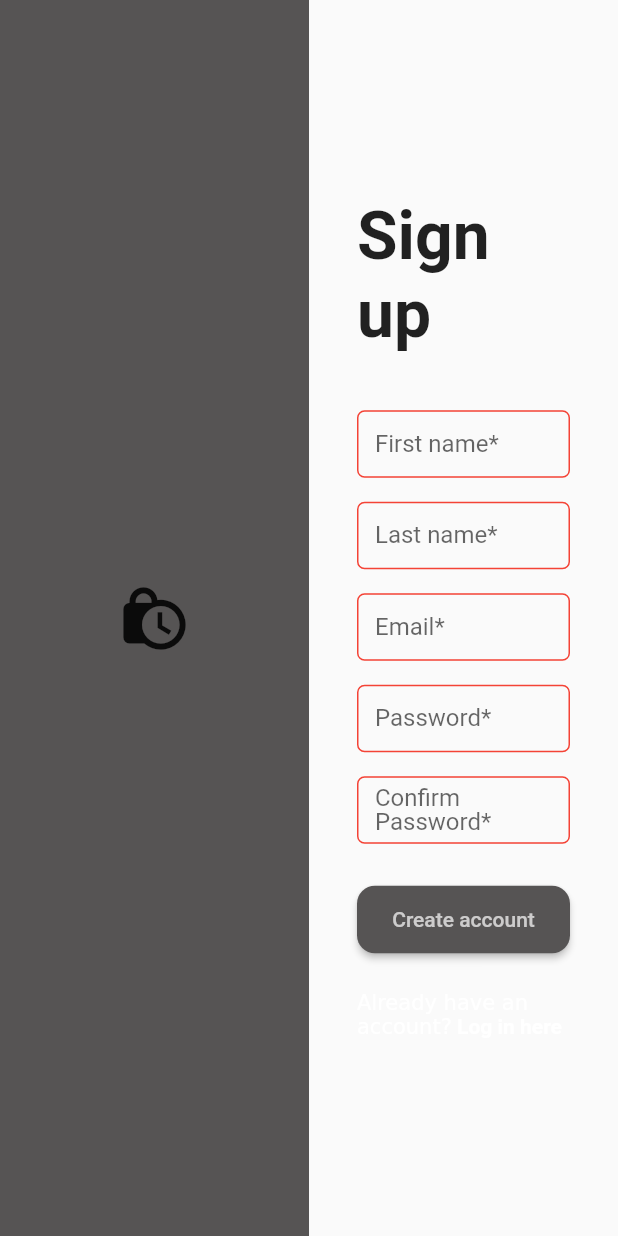
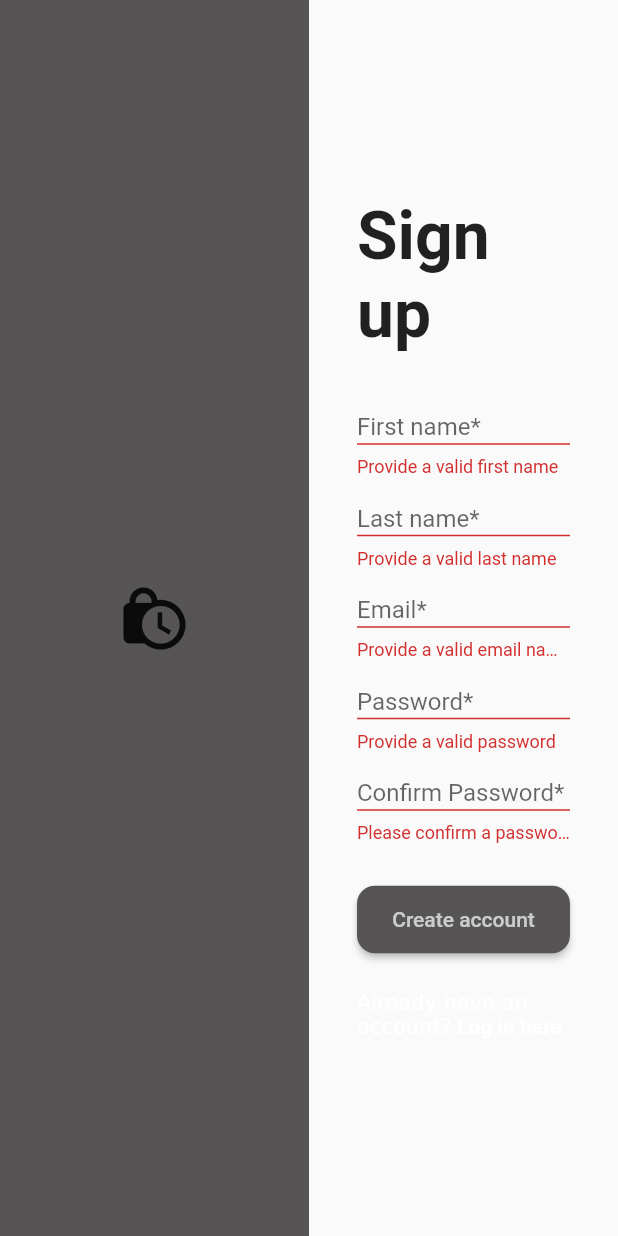
Before and after one commit to AndriiStehura/virtuallab, a Flutter app: the RegisterPage screen opened directly, after a tap on "Create account", on a phone screen of 412 x 824 dp. Run offline on Flutter 3.47's test engine with Material 2 defaults, Android fonts, the light colour scheme and no system bars; our stand-ins replace fluttertoast, get_it, rxdart; missing offline and left inert: dart:html; accounts and stored records are empty.

Commit message:
Auth, task theme and complexity selection

```diff
--- a/lib/main.dart
+++ b/lib/main.dart
@@ -28,7 +28,9 @@
         // is not restarted.
         primarySwatch: Colors.blue,
       ),
-      home: const LoginPage(),
+      home: LoginPage(
+        bloc: serviceLocator(),
+      ),
     );
   }
 }
--- a/lib/src/colors.dart
+++ b/lib/src/colors.dart
@@ -1,3 +1,5 @@
 import 'dart:ui';
 
 const Color headerColor = Color(0xFF565454);
+
+const Color backgroundTextColor = Color(0xFF565454);
--- a/lib/src/core/default_io_client.dart
+++ b/lib/src/core/default_io_client.dart
@@ -6,7 +6,6 @@ class DefaultIOClient {
   DefaultIOClient();
   Map<String, String> get defaultHeaders => {'Content-Type': 'application/json', 'Accept': 'application/json'};
 
-  @override
   Future<http.Response> get(
     final Uri url, {
     final Map<String, String>? headers,
@@ -16,7 +15,6 @@ class DefaultIOClient {
     return result;
   }
 
-  @override
   Future<http.Response> put(
     final Uri url, {
     final Map<String, String>? headers,
@@ -28,7 +26,6 @@ class DefaultIOClient {
     return result;
   }
 
-  @override
   Future<http.Response> delete(
     final Uri url, {
     final Map<String, String>? headers,
@@ -40,7 +37,6 @@ class DefaultIOClient {
     return result;
   }
 
-  @override
   Future<http.Response> post(
     final Uri url, {
     final Map<String, String>? headers,
--- a/lib/src/core/models/task/theme.dart
+++ b/lib/src/core/models/task/theme.dart
@@ -60,6 +60,8 @@ class ThemeMapper {
   List<Theme> fromJsonList(String source) {
     final data = json.decode(source);
 
-    return data.map((e) => Theme.fromMap(e)).toList();
+    final themes = data.map<Theme>((e) => Theme.fromMap(e as Map<String, dynamic>));
+
+    return themes.toList();
   }
 }
--- a/lib/src/core/services/auth_service.dart
+++ b/lib/src/core/services/auth_service.dart
@@ -1,7 +1,10 @@
+import 'dart:html';
+
 import 'package:flutter/foundation.dart';
 import 'package:virtuallab/src/core/models/user/auth_data.dart';
 import 'package:virtuallab/src/core/models/user/user.dart';
 import 'package:virtuallab/src/core/repositories/auth_data_repository.dart';
+import 'package:virtuallab/src/core/utils/string.dart';
 
 import '../result.dart';
 
@@ -9,10 +12,18 @@ abstract class AuthService {
   Future<Result<bool, Exception>> login(AuthData data);
   Future<Result<bool, Exception>> register(User data);
   Future<Result<bool, Exception>> signOut(AuthData data);
+
+  Future<Result<bool, Exception>> tryAutologin();
+
+  User? get currentUser;
 }
 
 class AuthServiceImpl implements AuthService {
-  const AuthServiceImpl({
+  User? _user;
+
+  User? get currentUser => _user;
+
+  AuthServiceImpl({
     required AuthDataRepository authDataRepository,
   }) : _repository = authDataRepository;
 
@@ -24,9 +35,13 @@ class AuthServiceImpl implements AuthService {
 
     if (result.exceptionOrNull != null) {
       debugPrint(result.exception.toString());
+      return Result.failed(Exception((result.exception.toString())));
     }
 
-    return result;
+    save(data.email, data.passwordHash);
+
+    _user = result.value;
+    return const Result.success(true);
   }
 
   @override
@@ -48,6 +63,45 @@ class AuthServiceImpl implements AuthService {
       debugPrint(result.exception.toString());
     }
 
+    invalidate();
+
     return result;
   }
+
+  final Storage _localStorage = window.localStorage;
+
+  @override
+  Future<Result<bool, Exception>> tryAutologin() async {
+    final authData = await getAuthData();
+
+    final Result<bool, Exception> result;
+    if (authData != null) {
+      result = await login(authData);
+    } else {
+      result = Result.failed(Exception('Autoauth failed'));
+    }
+
+    return result;
+  }
+
+  Future save(String email, String password) async {
+    _localStorage['email'] = email;
+    _localStorage['password'] = password;
+  }
+
+  Future<AuthData?> getAuthData() async {
+    final email = _localStorage['email'];
+    final password = _localStorage['password'];
+
+    if (email.isBlank || password.isBlank) {
+      return null;
+    }
+
+    return AuthData(email: email!, passwordHash: password!);
+  }
+
+  Future invalidate() async {
+    _localStorage.remove('email');
+    _localStorage.remove('password');
+  }
 }
--- /dev/null
+++ b/lib/src/core/utils/string.dart
@@ -0,0 +1,5 @@
+extension BlankCheck on String? {
+  bool get isNotBlank => this != null && this!.isNotEmpty;
+
+  bool get isBlank => !isNotBlank;
+}
--- a/lib/src/pages/register_page.dart
+++ b/lib/src/pages/register_page.dart
@@ -1,10 +1,12 @@
 import 'package:flutter/gestures.dart';
 import 'package:flutter/material.dart';
+import 'package:fluttertoast/fluttertoast.dart';
 import 'package:virtuallab/src/bloc/auth_bloc.dart';
 import 'package:virtuallab/src/colors.dart';
-import 'package:virtuallab/src/components/header.dart';
 import 'package:virtuallab/src/pages/login_page.dart';
 import 'package:virtuallab/src/pages/transition.dart';
+import 'package:virtuallab/src/core/utils/string.dart';
+import 'package:virtuallab/src/service_locator.dart';
 
 class RegisterPage extends StatefulWidget {
   const RegisterPage({Key? key, required this.bloc}) : super(key: key);
@@ -22,10 +24,26 @@ class _RegisterPageState extends State<RegisterPage> {
   final _passwordController = TextEditingController();
   final _confirmPasswordController = TextEditingController();
 
+  final _formKey = GlobalKey<FormState>();
+
+  @override
+  void initState() {
+    // TODO: implement initState
+    super.initState();
+
+    widget.bloc.state.listen((event) async {
+      if (event.isSingedUp) {
+        Navigator.of(context).pushReplacement(createRoute(LoginPage(bloc: serviceLocator())));
+        Fluttertoast.showToast(msg: 'Login using your credentials');
+      } else if (event.hasError) {
+        Fluttertoast.showToast(msg: 'Invalid login');
+      }
+    });
+  }
+
   @override
   Widget build(BuildContext context) {
     return Scaffold(
-        // appBar: getHeader(),
         body: Row(
       children: [
         Expanded(
@@ -45,82 +63,81 @@ class _RegisterPageState extends State<RegisterPage> {
               builder: (context, snapshot) {
                 final state = snapshot.data!;
 
-                const header = Text(
-                  'Sign up',
-                  style: TextStyle(fontSize: 44, fontWeight: FontWeight.bold),
-                );
+                const header = Text('Sign up', style: TextStyle(fontSize: 44, fontWeight: FontWeight.bold));
 
                 final _firstnameField = Container(
                     margin: const EdgeInsets.symmetric(vertical: 8.0),
                     height: 45.0,
-                    child: TextField(
+                    child: TextFormField(
                       controller: _firstnameController,
-                      decoration: InputDecoration(
-                        label: const Text('First name*'),
-                        enabledBorder: OutlineInputBorder(
-                          borderRadius: BorderRadius.circular(5),
-                          borderSide: state.isFirstnameValid ? const BorderSide() : const BorderSide(color: Colors.red),
-                        ),
-                      ),
+                      validator: (value) {
+                        return value.isBlank ? 'Provide a valid first name' : null;
+                      },
+                      decoration: const InputDecoration(label: Text('First name*')),
                     ));
                 final _lastnameField = Container(
                     height: 45.0,
                     margin: const EdgeInsets.symmetric(vertical: 8.0),
                     child: TextFormField(
                       controller: _lastnameController,
-                      decoration: InputDecoration(
-                        label: const Text('Last name*'),
-                        enabledBorder: OutlineInputBorder(
-                          borderRadius: BorderRadius.circular(5),
-                          borderSide: state.isLastnameValid ? const BorderSide() : const BorderSide(color: Colors.red),
-                        ),
-                      ),
+                      validator: (value) {
+                        return value.isBlank ? 'Provide a valid last name' : null;
+                      },
+                      decoration: const InputDecoration(label: Text('Last name*')),
                     ));
                 final _emailField = Container(
                     height: 45.0,
                     margin: const EdgeInsets.symmetric(vertical: 8.0),
                     child: TextFormField(
                       controller: _emailController,
-                      decoration: InputDecoration(
-                        label: const Text('Email*'),
-                        enabledBorder: OutlineInputBorder(
-                          borderRadius: BorderRadius.circular(5),
-                          borderSide: state.isEmailValid ? const BorderSide() : const BorderSide(color: Colors.red),
-                        ),
-                      ),
+                      validator: (value) {
+                        return value.isBlank ? 'Provide a valid email name' : null;
+                      },
+                      decoration: const InputDecoration(label: Text('Email*')),
                     ));
                 final _passwordField = Container(
                     height: 45.0,
                     margin: const EdgeInsets.symmetric(vertical: 8.0),
                     child: TextFormField(
                       controller: _passwordController,
-                      decoration: InputDecoration(
-                        label: const Text('Password*'),
-                        enabledBorder: OutlineInputBorder(
-                          borderRadius: BorderRadius.circular(5),
-                          borderSide: state.isPasswordValid ? const BorderSide() : const BorderSide(color: Colors.red),
-                        ),
-                      ),
+                      decoration: const InputDecoration(label: Text('Password*')),
+                      validator: (value) {
+                        return value.isBlank ? 'Provide a valid password' : null;
+                      },
                     ));
                 final _confirmPasswordField = Container(
                     height: 45.0,
                     margin: const EdgeInsets.symmetric(vertical: 8.0),
                     child: TextFormField(
                       controller: _confirmPasswordController,
-                      decoration: InputDecoration(
-                        label: const Text('Confirm Password*'),
-                        enabledBorder: OutlineInputBorder(
-                          borderRadius: BorderRadius.circular(5),
-                          borderSide:
-                              state.isConfirmPasswordValid ? const BorderSide() : const BorderSide(color: Colors.red),
-                        ),
-                      ),
+                      validator: (value) {
+                        return value.isBlank
+                            ? 'Please confirm a password'
+                            : value == _passwordController.text
+                                ? null
+                                : 'Passwords do not match';
+                      },
+                      decoration: const InputDecoration(label: Text('Confirm Password*')),
                     ));
 
                 return Center(
-                  child: Container(
+                  child: Stack(
+                    alignment: Alignment.center,
+                    children: [
+                      if (state.isWaiting)
+                        IgnorePointer(
+                          child: ColoredBox(
+                            color: Colors.grey.withOpacity(0.3),
+                            child: const Center(
+                              child: CircularProgressIndicator(),
+                            ),
+                          ),
+                        ),
+                      Container(
                         constraints: const BoxConstraints(maxWidth: 500),
                         padding: const EdgeInsets.all(32.0),
+                        child: Form(
+                          key: _formKey,
                           child: Column(
                             mainAxisAlignment: MainAxisAlignment.center,
                             crossAxisAlignment: CrossAxisAlignment.center,
@@ -144,6 +161,7 @@ class _RegisterPageState extends State<RegisterPage> {
                                   tag: 'oleg',
                                   child: ElevatedButton(
                                     onPressed: () {
+                                      if (_formKey.currentState?.validate() ?? false) {
                                         widget.bloc.trySignUp(
                                           _firstnameController.text,
                                           _lastnameController.text,
@@ -151,6 +169,7 @@ class _RegisterPageState extends State<RegisterPage> {
                                           _passwordController.text,
                                           _confirmPasswordController.text,
                                         );
+                                      }
                                     },
                                     style: ButtonStyle(
                                       backgroundColor: MaterialStateProperty.all<Color>(headerColor),
@@ -177,11 +196,15 @@ class _RegisterPageState extends State<RegisterPage> {
                                     style: const TextStyle(fontWeight: FontWeight.bold),
                                     recognizer: TapGestureRecognizer()
                                       ..onTap = () {
-                                  Navigator.of(context).pushReplacement(createRoute(const LoginPage()));
+                                        Navigator.of(context)
+                                            .pushReplacement(createRoute(LoginPage(bloc: serviceLocator())));
                                       }),
                               ]))
                             ],
                           ),
+                        ),
+                      )
+                    ],
                   ),
                 );
               }),
--- a/pubspec.yaml
+++ b/pubspec.yaml
@@ -38,6 +38,7 @@ dependencies:
   get_it: ^7.2.0
   http: ^0.13.4
   mocktail: ^0.2.0
+  fluttertoast: ^8.0.8
 
 dev_dependencies:
   flutter_test:
```
Also changed, not shown: lib/src/bloc/auth_bloc.dart (+61 -0 lines), lib/src/bloc/task_select_bloc.dart (added, +105 -0 lines), lib/src/core/models/task/compexity.dart (+13 -0 lines), lib/src/core/models/user/user.dart (+9 -5 lines), lib/src/core/repositories/auth_data_repository.dart (+5 -3 lines), lib/src/pages/login_page.dart (+62 -5 lines), lib/src/pages/main_page.dart (added, +101 -0 lines), lib/src/pages/task_select_page.dart (added, +99 -0 lines), lib/src/service_locator.dart (+6 -2 lines). Lines whose indentation alone changed are shown as unchanged.
